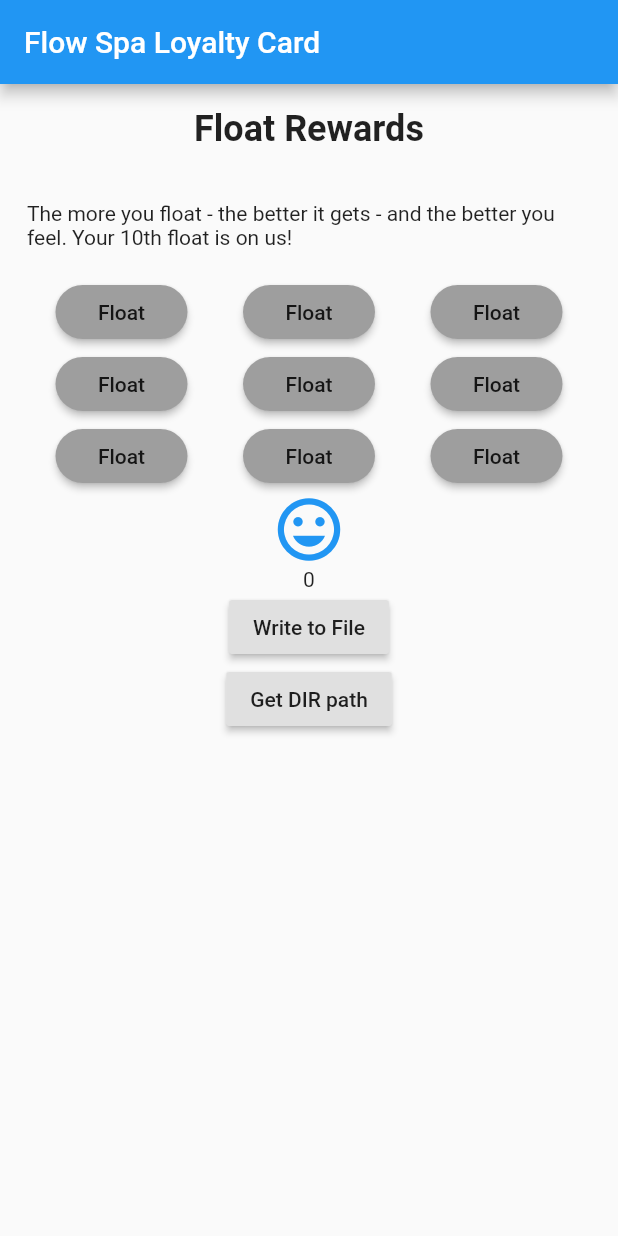
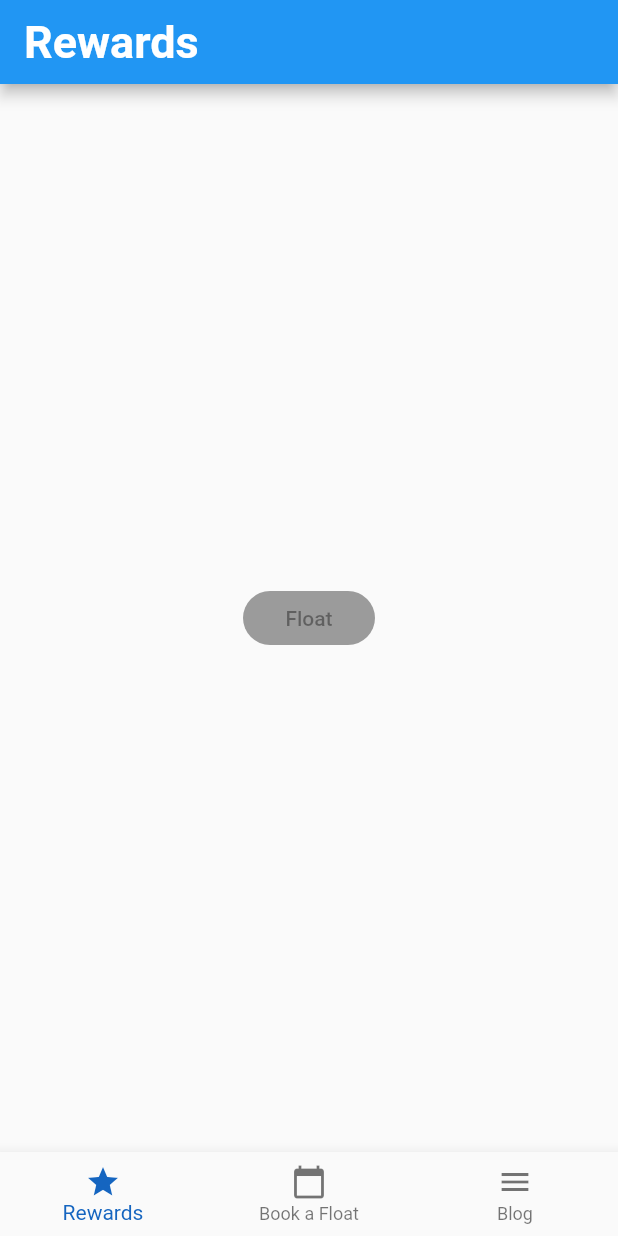
Before and after one commit to jtan89/flow_app, a Flutter app: the screen it shows after launch, on a phone screen of 412 x 824 dp. Run offline on Flutter 3.47's test engine with Material 2 defaults, Android fonts, the phone set to English and light mode, and no system bars; our stand-ins replace shared_preferences.

Commit message:
major refactor

```diff
--- a/lib/StampButton.dart
+++ b/lib/StampButton.dart
@@ -1,6 +1,6 @@
 import 'package:flutter/material.dart';
 import 'package:flutter/services.dart';
-
+import 'package:shared_preferences/shared_preferences.dart';
 
 class StampButton extends StatefulWidget {
   @override
@@ -10,15 +10,23 @@ class StampButton extends StatefulWidget {
 }
 
 class StampButtonState extends State<StampButton> {
-
+  //fields we want saved in local storage
   var currStampColor;
-  bool isActiveStamp;
+  var isActiveStamp;
   int pinInput;
   int validPin = 12345;
 
-
   StampButtonState(
       {this.currStampColor = Colors.grey, this.isActiveStamp = true});
+
+    Map<String, dynamic> toJson() => {
+        'currStampColor': currStampColor,
+        'isActiveStamp': isActiveStamp,
+      };
+
+  StampButtonState.fromJson(Map<String, dynamic> json)
+      : currStampColor = json['currStampColor'],
+        isActiveStamp = json['isActiveStamp'];
 
   void validate() {
     this.currStampColor = Colors.blue;
@@ -74,7 +82,7 @@ class StampButtonState extends State<StampButton> {
       child: Text('Float'),
       shape: RoundedRectangleBorder(borderRadius: BorderRadius.circular(100.0)),
       onPressed: () {
-        if(this.isActiveStamp == true) {
+        if (this.isActiveStamp == true) {
           _showDialog();
         }
       },
--- a/lib/main.dart
+++ b/lib/main.dart
@@ -1,44 +1,15 @@
+import 'package:flow_app/rewards.dart';
 import 'package:flutter/material.dart';
-import 'package:path_provider/path_provider.dart';
 import './StampButton.dart';
-import 'dart:io';
-import 'dart:async';
-import 'package:flutter/foundation.dart';
+
 
 void main() {
-  runApp(FlowApp(storage: Storage()));
-}
-
-class Storage {
-  Future<String> get localPath async {
-    final directory = await getApplicationDocumentsDirectory();
-    return directory.path;
-  }
-
-  Future<File> get localFile async {
-    final path = await localPath;
-    return File('$path/stamps.txt');
-  }
-
-  Future<int> readData() async {
-    try {
-      final file = await localFile;
-      String contents = await file.readAsString();
-      return int.parse(contents);
-    } catch (e) {
-      return 0;
-    }
-  }
-
-  Future<File> writeData(int counter) async {
-    final file = await localFile;
-    return file.writeAsString('$counter');
-  }
+  runApp(FlowApp());
 }
 
 class FlowApp extends StatefulWidget {
-  final Storage storage;
-  FlowApp({Key key, @required this.storage}) : super(key: key);
+
+  FlowApp();
 
   @override
   State<StatefulWidget> createState() {
@@ -48,110 +19,76 @@ class FlowApp extends StatefulWidget {
 
 
 class _FlowAppState extends State<FlowApp> {
-  int state = 0;
-  Future<Directory> _appDocDir;
 
-  @override
-  void initState() {
-    super.initState();
-    widget.storage.readData().then((int value) {
+int _selectedIndex = 0;
+  static const TextStyle optionStyle =
+      TextStyle(fontSize: 30, fontWeight: FontWeight.bold);
+
+
+  static const List<Widget> _selectedTitle = <Widget>[
+    Text(
+      'Rewards',
+      style: optionStyle,
+    ),
+    Text(
+      'Booking',
+      style: optionStyle,
+    ),
+    Text(
+      'Blog',
+      style: optionStyle,
+    ),
+  ];
+
+  static List<Widget> _activePage = <Widget>[
+   RewardsWidget(),
+    Text(
+      'Booking',
+      style: optionStyle,
+    ),
+    Text(
+      'Blog',
+      style: optionStyle,
+    ),
+  ];
+
+  void _onItemTapped(int index) {
     setState(() {
-        state = value;
-      });
+      _selectedIndex = index;
     });
   }
 
-  //methods to write data to file
 
-  Future<File> writeData() async {
-    setState((){
-      state += 1;
-    });
-    return widget.storage.writeData(state);
-  }
-
-  void getAppDirectory() {
-    setState(() {
-      _appDocDir = getApplicationDocumentsDirectory();
-    });
-  }
 
   @override
   Widget build(BuildContext context) {
     return MaterialApp(
       home: Scaffold(
         appBar: AppBar(
-          title: Text('Flow Spa Loyalty Card'),
+          //title: Text('Flow Spa'),
+          title: _selectedTitle.elementAt(_selectedIndex),
         ),
-        body: Column(
-          children: <Widget>[
-            Padding(
-              padding: const EdgeInsets.all(16.0),
-              child: Text(
-                "Float Rewards",
-                textAlign: TextAlign.center,
-                style: TextStyle(fontWeight: FontWeight.bold, fontSize: 24.0),
+        body: Center(
+          child: _activePage.elementAt(_selectedIndex),
         ),
+        bottomNavigationBar: BottomNavigationBar(
+      items: const <BottomNavigationBarItem>[
+        BottomNavigationBarItem(
+          icon: Icon(Icons.star),
+          title: Text('Rewards'),
         ),
-            Padding(
-              padding: const EdgeInsets.all(18.0),
-              child: Text(
-                  "The more you float - the better it gets - and the better you feel. Your 10th float is on us!"),
+        BottomNavigationBarItem(
+          icon: Icon(Icons.calendar_today),
+          title: Text('Book a Float'),
         ),
-            Column(
-              mainAxisAlignment: MainAxisAlignment.center,
-              children: [
-                Row(
-                  mainAxisAlignment: MainAxisAlignment.spaceEvenly,
-                  children: [
-                    StampButton(),
-                    StampButton(),
-                    StampButton(),
-                  ],
-                ),
-                Row(
-                  mainAxisAlignment: MainAxisAlignment.spaceEvenly,
-                  children: [
-                    StampButton(),
-                    StampButton(),
-                    StampButton(),
-                  ],
-                ),
-                Row(
-                  mainAxisAlignment: MainAxisAlignment.spaceEvenly,
-                  children: [
-                    StampButton(),
-                    StampButton(),
-                    StampButton(),
-                  ],
+        BottomNavigationBarItem(
+          icon: Icon(Icons.menu),
+          title: Text('Blog'),
         ),
       ],
-            ),
-            Icon(
-              Icons.tag_faces,
-              color: Colors.blue,
-              size: 50.0,
-            ),
-            Text('${state ?? "File is Empty"}'),
-            RaisedButton(onPressed: writeData, child: Text('Write to File')),
-            RaisedButton(onPressed: getAppDirectory, child: Text('Get DIR path')),
-            FutureBuilder<Directory>(
-              future: _appDocDir,
-              builder: (BuildContext context, AsyncSnapshot<Directory> snapshot) {
-                Text text = Text('');
-                if (snapshot.connectionState == ConnectionState.done) {
-                  if(snapshot.hasError) {
-                    text = Text('Error: ${snapshot.error}');
-                  } else if (snapshot.hasData) {
-                    text = Text('path: ${snapshot.data.path}');
-                  } else {
-                    text = Text('unavailable');
-                  }
-                }
-                return new Container (child: text,);
-              },
-            )
-          ],
+      currentIndex: _selectedIndex,
+      selectedItemColor: Colors.blue[800],
+      onTap: _onItemTapped,
     ),
       ),
     );
--- /dev/null
+++ b/lib/rewards.dart
@@ -0,0 +1,21 @@
+import 'package:flutter/material.dart';
+import 'package:flutter/services.dart';
+
+class RewardsWidget extends StatefulWidget {
+  @override
+  State<StatefulWidget> createState() {
+    return RewardsWidgetState();
+  }
+}
+class RewardsWidgetState extends State<RewardsWidget> {
+   @override
+  Widget build(BuildContext context) {
+    return RaisedButton(
+      //Placeholder for round float button images.
+      color: Colors.blue,
+      child: Text('Float'),
+      shape: RoundedRectangleBorder(borderRadius: BorderRadius.circular(100.0)),
+      onPressed: null,
+    );
+  }
+}
--- /dev/null
+++ b/lib/sharedPref.dart
@@ -0,0 +1,21 @@
+import 'package:shared_preferences/shared_preferences.dart';
+import 'dart:convert';
+
+class sharedPref {
+
+  read(String key) async {
+    final prefs = await SharedPreferences.getInstance();
+    return json.decode(prefs.getString(key));
+  }
+
+
+  save(String key, value) async {
+    final prefs = await SharedPreferences.getInstance();
+    prefs.setString(key, json.encode(value));
+  }
+
+  remove(String key) async {
+    final prefs = await SharedPreferences.getInstance();
+    prefs.remove(key);
+  }
+}
--- a/pubspec.yaml
+++ b/pubspec.yaml
@@ -24,6 +24,7 @@ dependencies:
   # Use with the CupertinoIcons class for iOS style icons.
   cupertino_icons: ^0.1.2
   path_provider: ^1.6.0
+  shared_preferences: ^0.5.6+1
 
 dev_dependencies:
   flutter_test:
```
Also changed, not shown: pubspec.lock. Lines whose indentation alone changed are shown as unchanged.
